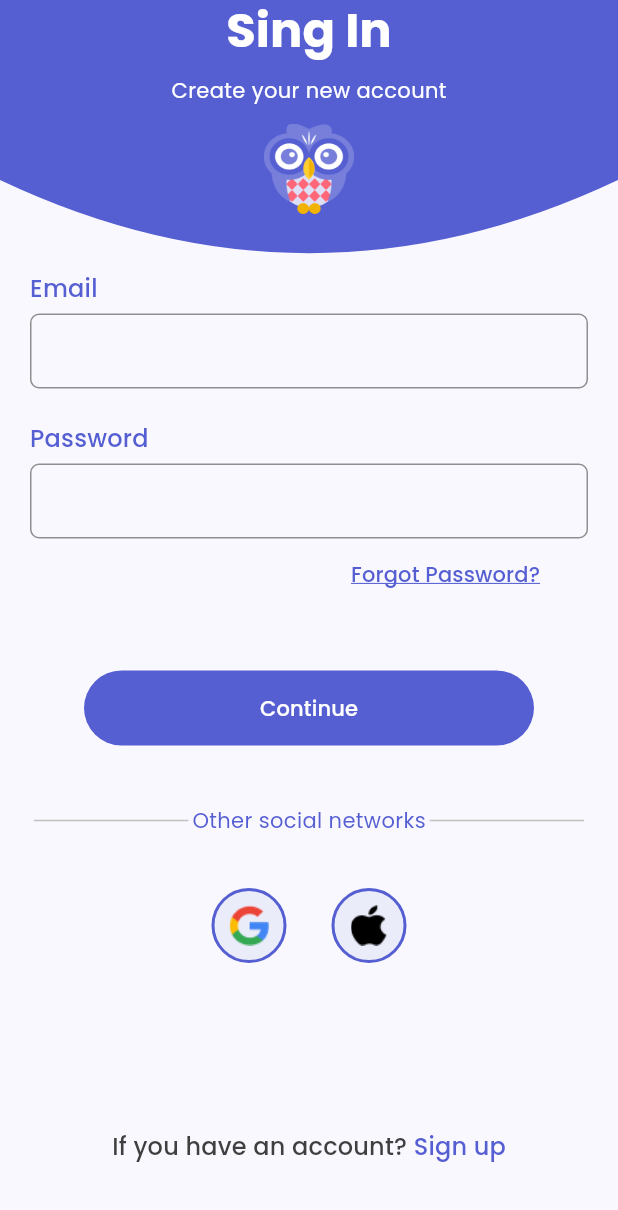
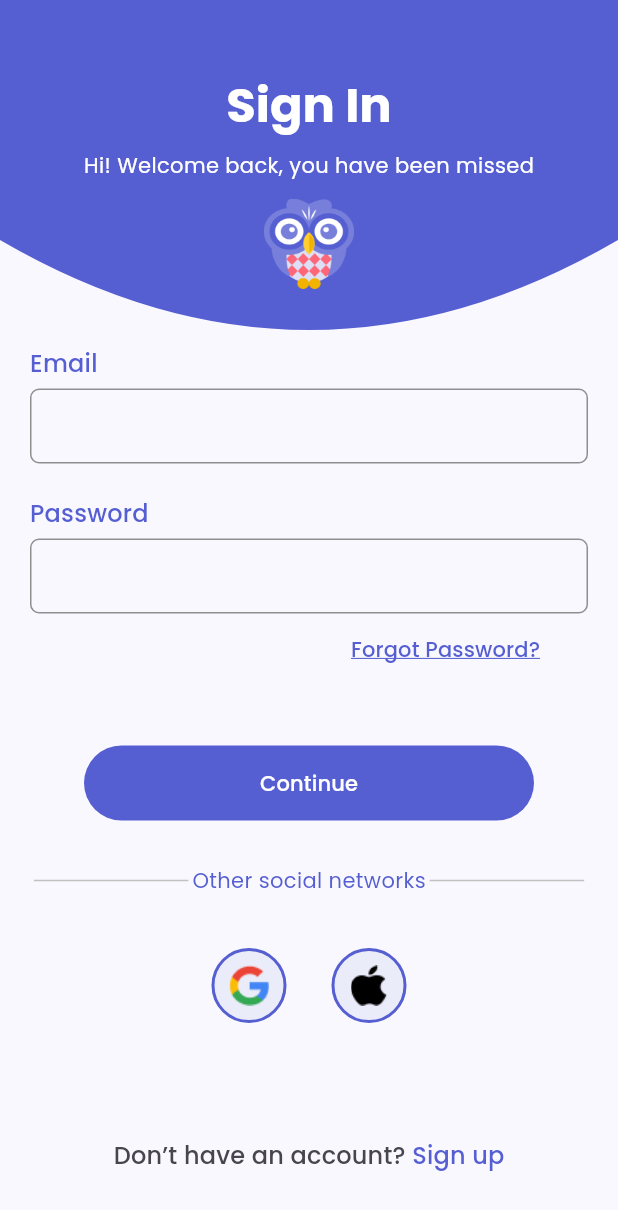
Before and after one commit to SamaritanoDev/guardowl, a Flutter app: the AuthenticationView screen opened directly, on a phone screen of 412 x 824 dp. Shown: the top 1210 px of the screen. Run offline on Flutter 3.47's test engine with Material 3 defaults, Android fonts, the phone set to English and light mode, and no system bars; our stand-ins replace equatable, flutter_bloc, google_fonts.

Commit message:
feat: register view y inicio de sesion configurado en authentication view
isRegisterMode = true

```diff
--- /dev/null
+++ b/devtools_options.yaml
@@ -0,0 +1,3 @@
+description: This file stores settings for Dart & Flutter DevTools.
+documentation: https://docs.flutter.dev/tools/devtools/extensions#configure-extension-enablement-states
+extensions:
--- a/lib/config/theme/my_text_theme.dart
+++ b/lib/config/theme/my_text_theme.dart
@@ -8,8 +8,6 @@ TextTheme createTextTheme(
       GoogleFonts.getTextTheme(bodyFontString, baseTextTheme);
   TextTheme displayTextTheme =
       GoogleFonts.getTextTheme(displayFontString, baseTextTheme);
-
-       final color = Theme.of(context).colorScheme;
 
   TextTheme textTheme = displayTextTheme.copyWith(
     //size: 24, Regular, color: morado
--- a/lib/features/authentication/authentication_view.dart
+++ b/lib/features/authentication/ui/authentication_view.dart
@@ -1,13 +1,25 @@
 import 'package:flutter/material.dart';
 import 'package:guardowl/constants/constants.dart';
-import 'package:guardowl/features/authentication/register_view.dart';
-import 'package:guardowl/features/authentication/sing_in_view.dart';
-import 'package:guardowl/features/authentication/widgets/header_authentication.dart';
-import 'package:guardowl/features/authentication/widgets/link_account.dart';
-import 'package:guardowl/features/home/widgets/search_widgets.dart';
+import 'package:guardowl/features/authentication/ui/register_view.dart';
+import 'package:guardowl/features/authentication/ui/widgets/widgets_auhtentication.dart';
+import 'package:guardowl/features/home/home_view.dart';
+import 'package:guardowl/features/share/share.dart';
 
-class AuthenticationView extends StatelessWidget {
+class AuthenticationView extends StatefulWidget {
   const AuthenticationView({super.key});
+
+  @override
+  State<AuthenticationView> createState() => _AuthenticationViewState();
+}
+
+class _AuthenticationViewState extends State<AuthenticationView> {
+  bool isRegisterMode = true;
+
+  void toggleAuthMode() {
+    setState(() {
+      isRegisterMode = !isRegisterMode;
+    });
+  }
 
   @override
   Widget build(BuildContext context) {
@@ -18,24 +30,30 @@ class AuthenticationView extends StatelessWidget {
     return Scaffold(
       body: Column(
         children: [
-          const MyBackground(
-            height: 1.45,
+          MyBackground(
+            height: 1.4,
             child: Center(
               child: HeaderAuthentication(
-                  titleAuthentication: 'Sing In',
-                  subTitleAuthentication: 'Create your new account'),
+                  titleAuthentication: isRegisterMode ? 'Sign In' : 'Sing Up',
+                  subTitleAuthentication: isRegisterMode
+                      ? 'Hi! Welcome back, you have been missed'
+                      : 'Create your new account'),
             ),
           ),
-          //TODO: formulario dependiendo si esta registrado o no
-          const SingInView(),
+          isRegisterMode ? const SignInView() : const RegisterView(),
           const SizedBox(height: 20),
           //button home
           FilledButton(
             style: singInStyleButton,
-            onPressed: () => Navigator.pushNamed(context, '/home'),
+            onPressed: () {
+              Navigator.pushReplacement(
+                context,
+                MaterialPageRoute(builder: (context) => const HomeView()),
+              );
+            },
             child: const Text('Continue'),
           ),
-          const SizedBox(height: 40),
+          const SizedBox(height: 30),
           const _LineOtherSocial(),
           const SizedBox(height: 35),
           //butons of social
@@ -48,11 +66,14 @@ class AuthenticationView extends StatelessWidget {
             ],
           ),
           const Spacer(),
-          const LinkAccount(
-            routeName: 'up',
-            questionText: 'If you have an account?',
+          LinkAccount(
+            routeName: isRegisterMode ? 'up' : 'in',
+            questionText: isRegisterMode
+                ? 'Don’t have an account?'
+                : 'If you have an account?',
+            onpressed: toggleAuthMode,
           ),
-          const SizedBox(height: 48),
+          const SizedBox(height: 42),
         ],
       ),
     );
--- a/lib/features/authentication/sing_in_view.dart
+++ b/lib/features/authentication/ui/sing_in_view.dart
@@ -1,9 +1,9 @@
 import 'package:flutter/material.dart';
 import 'package:guardowl/constants/constants.dart';
-import 'package:guardowl/features/authentication/widgets/form_email_password.dart';
+import 'package:guardowl/features/authentication/ui/widgets/form_email_password.dart';
 
-class SingInView extends StatelessWidget {
-  const SingInView({super.key});
+class SignInView extends StatelessWidget {
+  const SignInView({super.key});
 
   @override
   Widget build(BuildContext context) {
--- a/lib/features/authentication/widgets/form_email_password.dart
+++ b/lib/features/authentication/ui/widgets/form_email_password.dart
@@ -1,5 +1,5 @@
 import 'package:flutter/material.dart';
-import 'package:guardowl/features/authentication/widgets/text_field_custom.dart';
+import 'package:guardowl/features/authentication/ui/widgets/text_field_custom.dart';
 
 class FormEmailPassword extends StatelessWidget {
   const FormEmailPassword({super.key});
--- a/lib/features/authentication/widgets/header_authentication.dart
+++ b/lib/features/authentication/ui/widgets/header_authentication.dart
@@ -25,6 +25,7 @@ class HeaderAuthentication extends StatelessWidget {
     return Column(
       mainAxisAlignment: MainAxisAlignment.center,
       children: [
+        const SizedBox(height: 50),
         Text(titleAuthentication, style: titleSingInStyle),
         const SizedBox(height: 10),
         Text(subTitleAuthentication, style: subtitleSingInStyle),
--- a/lib/features/authentication/widgets/link_account.dart
+++ b/lib/features/authentication/ui/widgets/link_account.dart
@@ -1,14 +1,14 @@
 import 'package:flutter/material.dart';
-import 'package:guardowl/features/authentication/register_view.dart';
-import 'package:guardowl/features/authentication/sing_in_view.dart';
 
 class LinkAccount extends StatelessWidget {
   final String questionText;
   final String routeName;
+  final VoidCallback onpressed;
   const LinkAccount({
     super.key,
     required this.routeName,
     required this.questionText,
+    required this.onpressed,
   });
 
   @override
@@ -18,26 +18,15 @@ class LinkAccount extends StatelessWidget {
 
     //styles
     final textLinkStyle = textTheme.titleMedium?.copyWith(
-      color: const Color(0xff3F3F3F),
+      color: color.onSurfaceVariant,
     );
     final boldTextLinkStyle = textTheme.titleMedium?.copyWith(
       color: color.primary,
     );
 
     return InkWell(
-      // onTap: () => Navigator.pushNamed(context, '/sign$routeName'),
-      onTap: () => {
-        Navigator.push(
-          context,
-          routeName == 'up'
-              ? MaterialPageRoute(
-                  builder: (context) => const RegisterView(),
-                )
-              : MaterialPageRoute(
-                  builder: (context) => const SingInView(),
-                ),
-        )
-      },
+      splashColor: Colors.transparent,
+      onTap: onpressed,
       child: Column(
         children: [
           Text.rich(
--- /dev/null
+++ b/lib/features/authentication/ui/widgets/widgets_auhtentication.dart
@@ -0,0 +1,3 @@
+export 'package:guardowl/features/authentication/ui/sing_in_view.dart';
+export 'package:guardowl/features/authentication/ui/widgets/header_authentication.dart';
+export 'package:guardowl/features/authentication/ui/widgets/link_account.dart';
--- a/lib/features/home/home_view.dart
+++ b/lib/features/home/home_view.dart
@@ -1,6 +1,5 @@
 import 'package:flutter/material.dart';
 import 'package:guardowl/constants/constants.dart';
-import 'package:guardowl/constants/enviroments_search_view.dart';
 import 'package:guardowl/features/home/widgets/search_widgets.dart';
 import 'package:guardowl/features/share/share.dart';
 
--- a/lib/features/home/widgets/search_widgets.dart
+++ b/lib/features/home/widgets/search_widgets.dart
@@ -1,4 +1,3 @@
-export 'package:guardowl/features/home/widgets/my_background.dart';
 export 'package:guardowl/features/home/widgets/my_card_image.dart';
 export 'package:guardowl/features/home/widgets/recent_search.dart';
 export 'package:guardowl/features/home/widgets/most_visited_centers.dart';
--- a/lib/features/share/share.dart
+++ b/lib/features/share/share.dart
@@ -2,3 +2,4 @@ export 'package:guardowl/features/share/custom_navigation_bar.dart';
 export 'package:guardowl/features/share/button_assistant.dart';
 export 'package:guardowl/features/share/location_marker_data.dart';
 export 'package:guardowl/features/share/my_app_bar.dart';
+export 'package:guardowl/features/share/my_background.dart';
--- a/lib/main.dart
+++ b/lib/main.dart
@@ -1,6 +1,6 @@
 import 'package:flutter/material.dart';
 import 'package:guardowl/config/config.dart';
-import 'package:guardowl/features/authentication/authentication_view.dart';
+import 'package:guardowl/features/authentication/ui/authentication_view.dart';
 import 'package:guardowl/features/home/home_view.dart';
 import 'package:guardowl/features/share/custom_navigation_bar.dart';
 
@@ -21,7 +21,8 @@ class MainApp extends StatelessWidget {
       debugShowCheckedModeBanner: false,
       title: 'GuardOwl',
       theme: brightness == Brightness.light ? theme.light() : theme.dark(),
-      home: const CustomNavigationBar(),
+      home: const AuthenticationView(),
+      // home: const CustomNavigationBar(),
     );
   }
 }
--- a/pubspec.yaml
+++ b/pubspec.yaml
@@ -7,8 +7,10 @@ environment:
   sdk: ">=3.4.1 <4.0.0"
 
 dependencies:
+  equatable: ^2.0.5
   flutter:
     sdk: flutter
+  flutter_bloc: ^8.1.6
   google_fonts: ^6.2.1
   material_design_icons_flutter: ^7.0.7296
 
```
Also changed, not shown: lib/features/authentication/blocs/authentication/authentication_cubit.dart (added, +7 -0 lines), lib/features/authentication/blocs/authentication/authentication_state.dart (added, +19 -0 lines), lib/features/authentication/login_view.dart (deleted, +0 -196 lines), lib/features/authentication/ui/register_view.dart (renamed from lib/features/authentication/register_view.dart, +4 -4 lines), lib/features/authentication/ui/widgets/text_field_custom.dart (renamed from lib/features/authentication/widgets/text_field_custom.dart), lib/features/share/my_background.dart (renamed from lib/features/home/widgets/my_background.dart), pubspec.lock.
